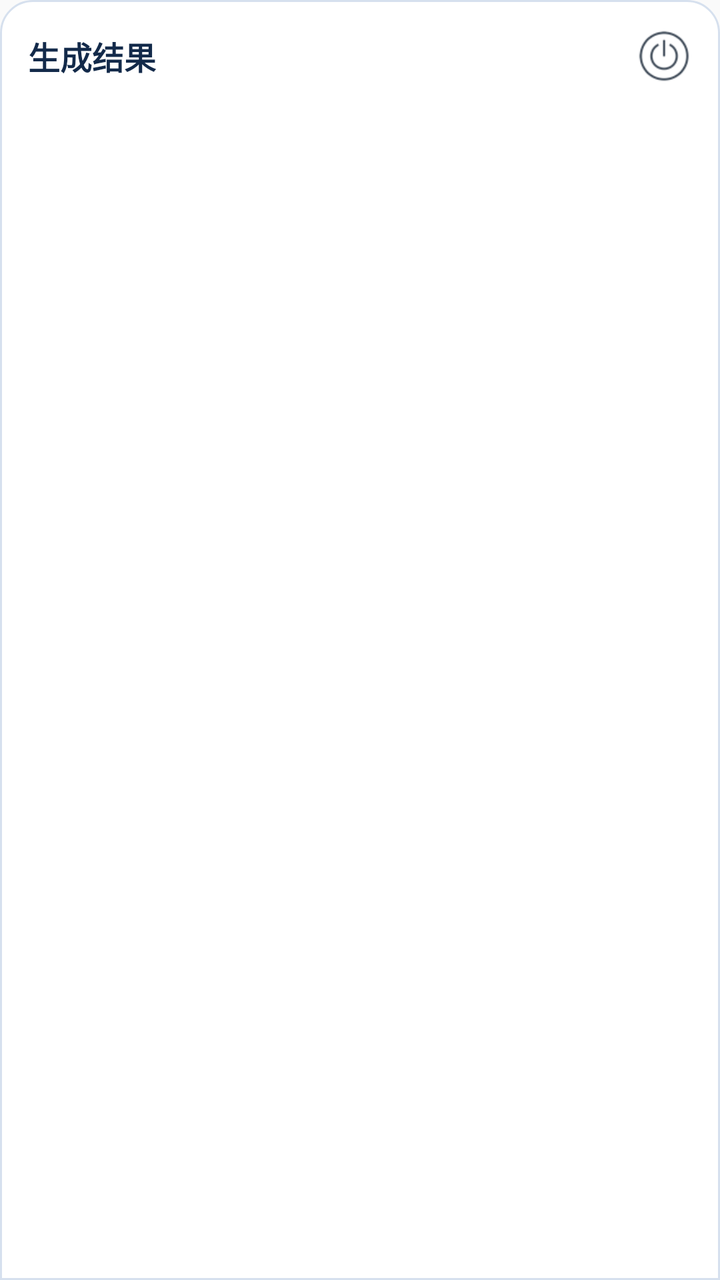
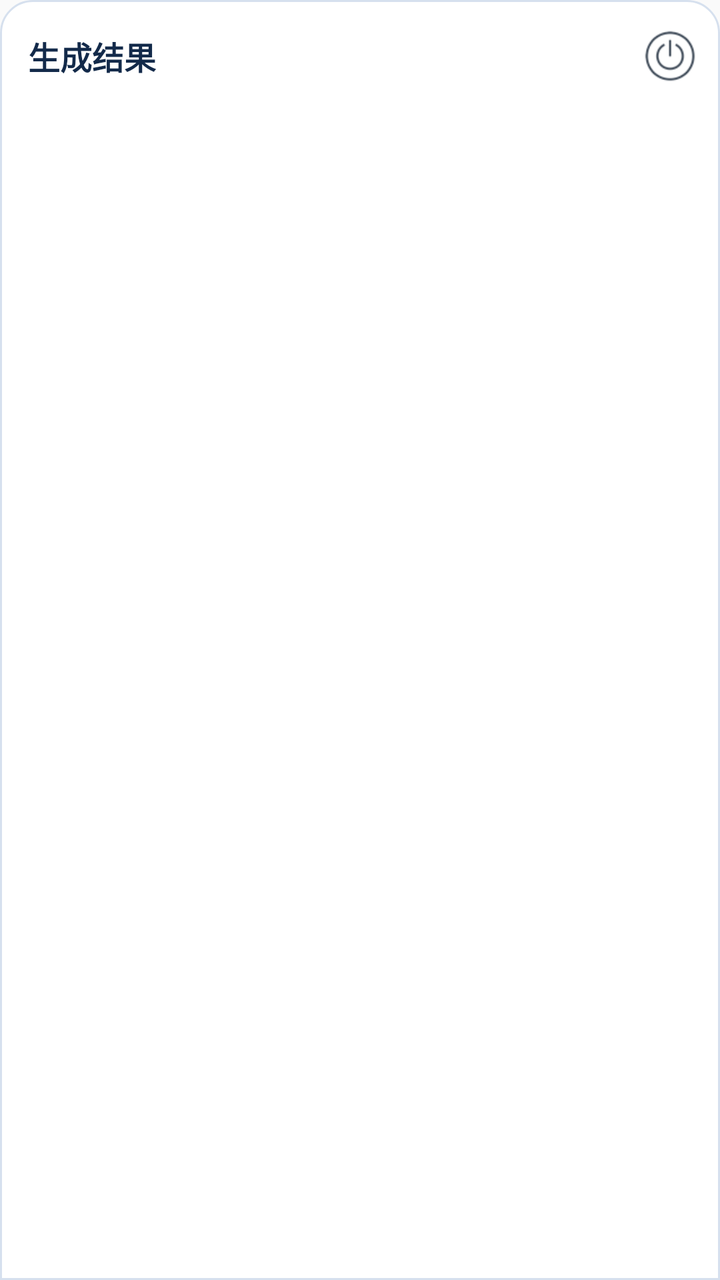

The first picture is an Android layout as it rendered before a commit; the second is the same layout after the commit. The layout source and the unified diff follow.
<!-- AndroidManifest.xml: application theme Theme.SuspendShell -->
<!-- res/layout/overlay_panel.xml -->
<?xml version="1.0" encoding="utf-8"?>
<LinearLayout xmlns:android="http://schemas.android.com/apk/res/android"
    android:layout_width="match_parent"
    android:layout_height="match_parent"
    android:background="@drawable/bg_panel_bottom"
    android:orientation="vertical">

    
    <LinearLayout
        android:layout_width="match_parent"
        android:layout_height="wrap_content"
        android:gravity="center_vertical"
        android:orientation="horizontal"
        android:paddingLeft="14dp"
        android:paddingTop="10dp"
        android:paddingRight="10dp"
        android:paddingBottom="6dp">

        <TextView
            android:id="@+id/tvPanelTitle"
            android:layout_width="0dp"
            android:layout_height="wrap_content"
            android:layout_weight="1"
            android:ellipsize="end"
            android:maxLines="1"
            android:text="生成结果"
            android:textColor="#132A4A"
            android:textSize="16sp"
            android:textStyle="bold" />

        <ImageView
            android:id="@+id/btnToggle"
            android:layout_width="36dp"
            android:layout_height="36dp"
            android:contentDescription="切换"
            android:src="@drawable/ic_toggle" />
    </LinearLayout>

    
    <ScrollView
        android:layout_width="match_parent"
        android:layout_height="0dp"
        android:layout_marginTop="2dp"
        android:layout_weight="1"
        android:fillViewport="true"
        android:scrollbars="vertical">

        <LinearLayout
            android:id="@+id/llContent"
            android:layout_width="match_parent"
            android:layout_height="wrap_content"
            android:orientation="vertical"
            android:paddingLeft="14dp"
            android:paddingRight="10dp"
            android:paddingBottom="14dp" />
    </ScrollView>
</LinearLayout>
<!-- resources referenced by this layout -->
<resources>
  <!-- drawable bg_panel_bottom (drawable) -->
  <?xml version="1.0" encoding="utf-8"?>
  <shape xmlns:android="http://schemas.android.com/apk/res/android" android:shape="rectangle">
      <solid android:color="#F7FFFFFF" />
      <corners android:topLeftRadius="16dp" android:topRightRadius="16dp"
          android:bottomLeftRadius="0dp" android:bottomRightRadius="0dp" />
      <stroke android:width="1dp" android:color="#D6E0EE" />
  </shape>
  <!-- drawable ic_toggle: png bitmap (drawable, 2489 bytes) -->
  <style name="Theme.SuspendShell" parent="Theme.AppCompat.Light.DarkActionBar" />
</resources>

<!-- the commit's change to res/layout/overlay_panel.xml (unified diff, before → after) -->
@@ -13,7 +13,7 @@
         android:orientation="horizontal"
         android:paddingLeft="14dp"
         android:paddingTop="10dp"
-        android:paddingRight="10dp"
+        android:paddingRight="7dp"
         android:paddingBottom="6dp">
 
         <TextView
